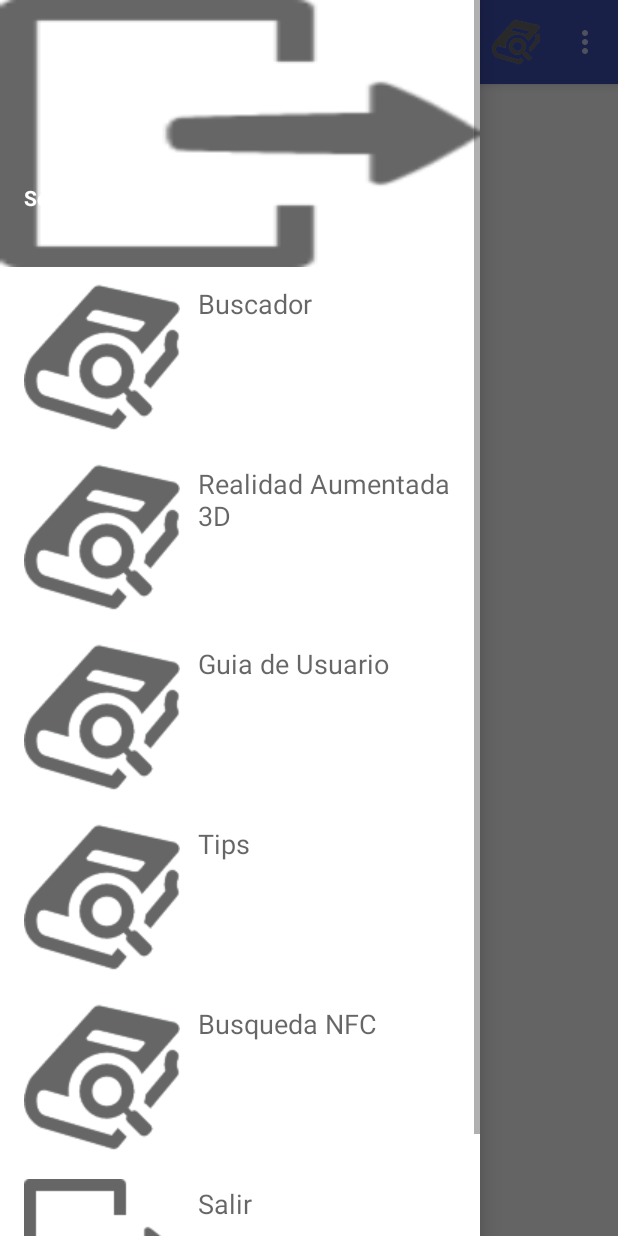
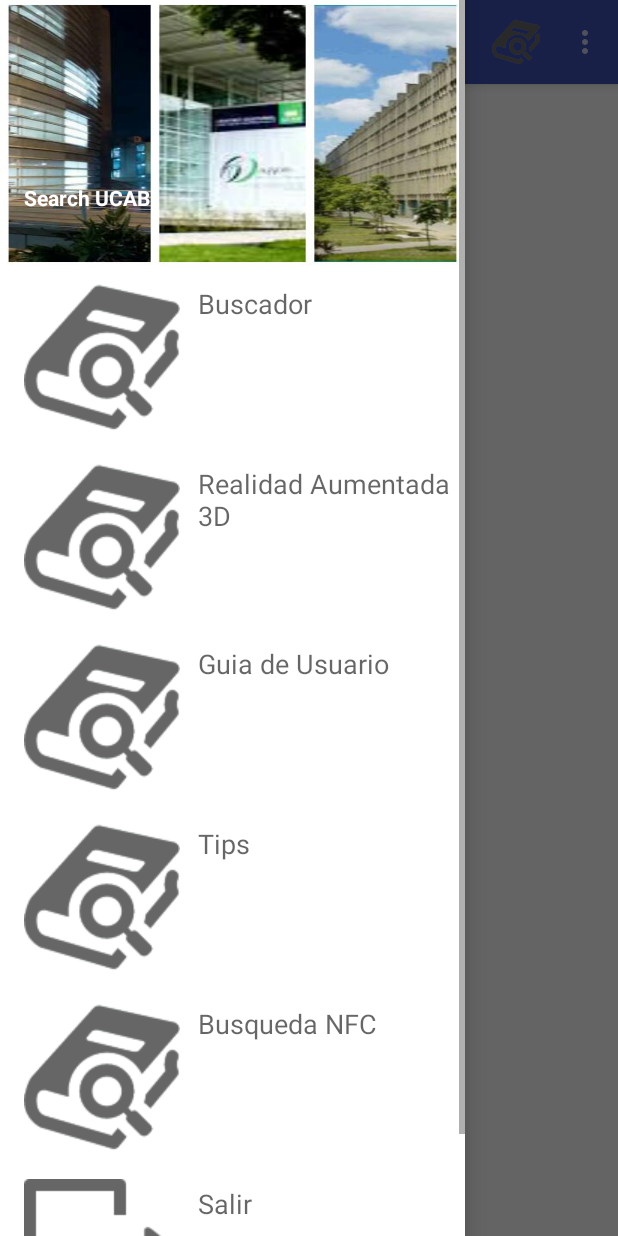
Before and after one commit to svillami/SanTed, an Android app: the screen it shows after launch (MenuPrincipal), with the side drawer open, on a phone screen of 412 x 824 dp. Run offline under Robolectric (Android 15) with nearby library versions, the phone set to English and light mode, and no system bars.

Commit message:
Se incorporan ajustes para la foto principal
Se solventa el error con respecto a la foto principal

```diff
--- a/SearchUcab/app/src/main/res/layout/activity_menu_principal.xml
+++ b/SearchUcab/app/src/main/res/layout/activity_menu_principal.xml
@@ -26,7 +26,7 @@
 
     <android.support.v7.widget.RecyclerView
         android:id="@+id/RecyclerView"
-        android:layout_width="320dp"
+        android:layout_width="310dp"
         android:layout_height="match_parent"
         android:layout_gravity="left"
 
--- a/SearchUcab/app/src/main/res/layout/header.xml
+++ b/SearchUcab/app/src/main/res/layout/header.xml
@@ -3,7 +3,7 @@
     xmlns:android="http://schemas.android.com/apk/res/android"
     android:layout_width="match_parent"
     android:layout_height="178dp"
-    android:background="@drawable/salida"
+    android:background="@drawable/foto_principal"
     android:orientation="vertical"
     android:weightSum="1">
 
```
Also changed, not shown: SearchUcab/app/src/main/res/drawable/foto_principal.jpeg (added).
